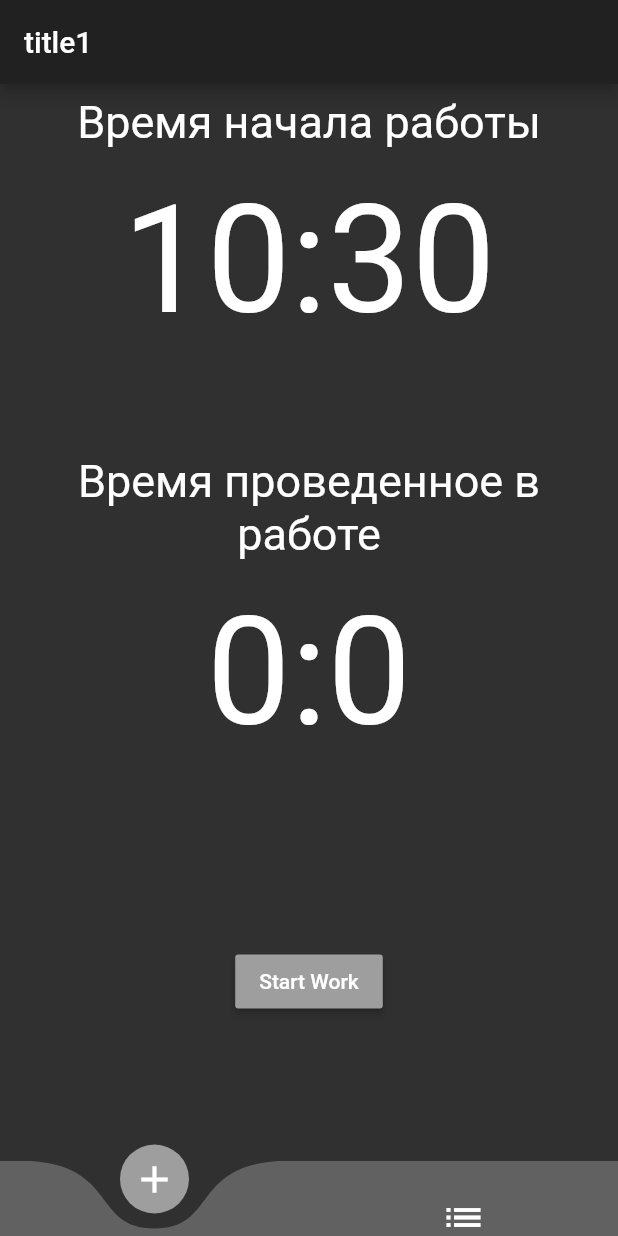
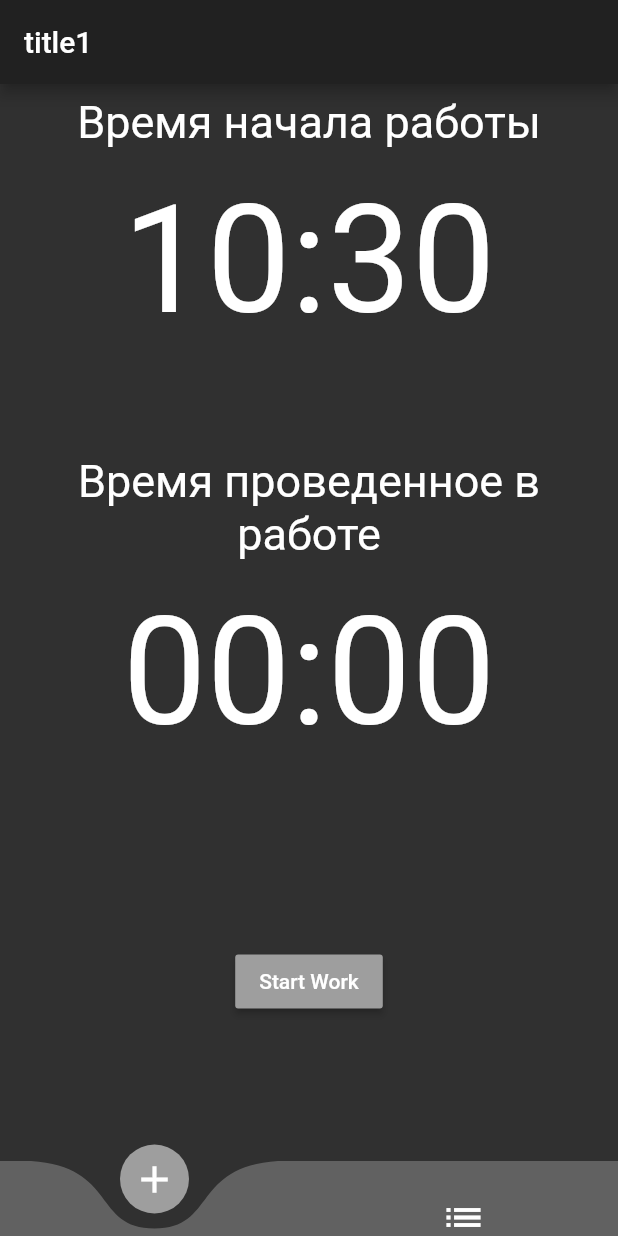
Before and after one commit to Evgenestan/timerforeyes, a Flutter app: the screen it shows after launch, after a tap on "Start Work", on a phone screen of 412 x 824 dp. Run offline on Flutter 3.47's test engine with Material 2 defaults, Android fonts, the phone set to English and light mode, and no system bars; drawn by our look-alikes of curved_navigation_bar; our stand-ins replace flutter_local_notifications; missing offline and left inert: android_alarm_manager.

Commit message:
Исправлены ошибки навигации

```diff
--- a/lib/MyHomePage.dart
+++ b/lib/MyHomePage.dart
@@ -1,43 +1,35 @@
 import 'dart:async';
-
 
 import 'package:flutter/cupertino.dart';
 import 'package:flutter/material.dart';
+import 'package:intl/intl.dart';
 
-
-
-
+import 'StreamCreater.dart';
+import 'android_alarm_manager.dart';
 import 'global_variable.dart';
 import 'theme.dart';
 
-
+// Збс, что стейт - приватный класс (начинается с _)
+// Но иногда может быть так, что стейт будет публичным, тогда его внутренности необходимо делать приватными, а публичными оставлять лишь то, что ты явно хочешь оставить доступным снаружи
 class MyHomePage extends StatefulWidget {
-
-  MyHomePage({Key key}) : super(key: key);
-
-
+  @override
   @override
   _MyHomePageState createState() => _MyHomePageState();
 }
 
-// Збс, что стейт - приватный класс (начинается с _)
-// Но иногда может быть так, что стейт будет публичным, тогда его внутренности необходимо делать приватными, а публичными оставлять лишь то, что ты явно хочешь оставить доступным снаружи
 class _MyHomePageState extends State<MyHomePage> {
   bool firstRun = true;
   Timer timer;
+  var returnMinuteVar;
 
   //DateTime time = DateTime.now();
 
   @override
   Widget build(BuildContext context) {
     return Scaffold(
-      key: GlobalKey(),
       appBar: AppBar(
         title: Text('title1'),
-
       ),
-
-
       body: Column(
         children: <Widget>[
           Expanded(
@@ -60,7 +52,7 @@ class _MyHomePageState extends State<MyHomePage> {
                     padding: EdgeInsets.all(8),
                     child: Center(
                       child: Text(
-                        '$hourStart:$minuteStart',
+                        '$startWorkTime',
                         style: TextStyle(
                           fontSize: 100,
                         ),
@@ -91,12 +83,28 @@ class _MyHomePageState extends State<MyHomePage> {
                   child: Padding(
                     padding: EdgeInsets.all(8),
                     child: Center(
-                      child: Text(
-                        '$hour:$minute',
-                        style: TextStyle(
-                          fontSize: 100,
-                        ),
-                        textAlign: TextAlign.center,
+                      child: StreamBuilder<int>(
+                        stream: StreamCreater(),
+                        builder: (context, snapshot) {
+                          switch (snapshot.connectionState) {
+                            case ConnectionState.active:
+                              return Text(
+                                '$hour',
+                                style: TextStyle(
+                                  fontSize: 100,
+                                ),
+                                textAlign: TextAlign.center,
+                              );
+                            default:
+                              return Text(
+                                '$hour',
+                                style: TextStyle(
+                                  fontSize: 100,
+                                ),
+                                textAlign: TextAlign.center,
+                              );
+                          }
+                        },
                       ),
                     ),
                   ),
@@ -111,10 +119,8 @@ class _MyHomePageState extends State<MyHomePage> {
                 child: Center(
                   child: RaisedButton(
                       color: buttonBackgroundColor,
-
-                      onPressed: () async { onPressButton(); },
-                      // Аналогично
-                      onLongPress: () { onLongPressButton(); },
+                      onPressed: onPressButton,
+                      onLongPress: onLongPressButton,
                       child: Text('Start Work')),
                 ),
               ),
@@ -125,52 +131,34 @@ class _MyHomePageState extends State<MyHomePage> {
     );
   }
 
-  // camelCase! -> startWork
-  // The callback for our alarm
-
-  void onPressButton() {
 
 
-    print('presed');
-    if (timer == null) {
-      //startAlarm();
-      callbackAlarm();
-    }
+  void setStartWorkTime() {
+    setState(() {
+      var tempTime = DateTime.now();
+      startWorkTime = DateFormat.Hm().format(tempTime);
+    });
+  }
 
-
-  }
   void onLongPressButton() {
-    if (timer != null) {
-      timer.cancel();
-      timer = null;
+    if(timerOff) {
+      setState(() {
+        startWorkTime = '00:00';
+        hour = '00:00';
+      });
     } else {
-      setState(() {
-        minute = 0;
-        hour = 0;
-        print('obnulai $minute');
-      });
+      timerOff = true;
     }
   }
 
-  void callbackAlarm() {
-    var timeStart = DateTime.now().millisecondsSinceEpoch;
-    setState(() {
-      minuteStart = DateTime.now().minute;
-      hourStart = DateTime.now().hour;
-      print('${minuteStart/1000}');
-    });
+  void onPressButton() {
+    print('presed');
+    if (timerOff) {
+      timeStart = DateTime.now().millisecondsSinceEpoch;
+      timerOff = false;
 
-    timer = Timer.periodic(const Duration(seconds: 5), (timer) {
-      print('Before setState');
-      setState(() {
-        print('setState');
-
-        var timenow = ((DateTime.now().millisecondsSinceEpoch - timeStart)/(1000*60));
-
-        minute = timenow.toInt();//DateTime.now().minute - minuteStart;
-
-
-    });
-  });
+      startAlarm();
+      setStartWorkTime();
     }
+  }
 }
--- /dev/null
+++ b/lib/StreamCreater.dart
@@ -0,0 +1,55 @@
+import 'dart:async';
+
+
+import 'package:intl/intl.dart';
+
+import 'global_variable.dart';
+
+
+
+Stream<int> StreamCreater() {
+  StreamController<int> controller;
+
+  Timer timer;
+
+
+  void startTimer() {
+    controller.sink.add(minute);
+    timer = Timer.periodic(const Duration(seconds: 5), (timer) {
+      if (timerOff) {
+
+      } else {
+        print('ReturnMinute');
+
+
+        minute = (DateTime.now().millisecondsSinceEpoch - timeStart) + hour23;
+        print('$minute');
+        var tempTime = DateTime.fromMillisecondsSinceEpoch(minute);
+        hour = DateFormat.Hm().format(tempTime);
+        print('$hour');
+
+
+
+        //DateTime.now().minute - minuteStart;
+        controller.sink.add(minute);
+      }
+
+
+    });
+  }
+
+  void stopTimer() {
+    if (timer != null) {
+      timer.cancel();
+      timer = null;
+    }
+  }
+
+  controller = StreamController<int>(
+      onListen: startTimer,
+      onPause: stopTimer,
+      onResume: startTimer,
+      onCancel: stopTimer);
+
+  return controller.stream;
+}
--- a/lib/global_variable.dart
+++ b/lib/global_variable.dart
@@ -1,13 +1,18 @@
 import 'dart:async';
+
+var timeStart = DateTime.now().millisecondsSinceEpoch;
 
 bool checkNotification = true;
 
-int hour = 0;
-int hourStart = 0;
+bool firstRun = true;
+
+String hour = '00:00';
+int hour23 = 75600100;
 int hourTempStart = 0;
 
 int minute = 0;
-int minuteStart = 0;
-bool firstRun = true;
+
+String startWorkTime = '00:00';
 Timer timer;
+bool timerOff = true;
 //int pageIndex = 0;
--- a/lib/main.dart
+++ b/lib/main.dart
@@ -33,19 +33,13 @@ class BottomNavBar extends StatefulWidget {
 
 class _BottomNavBarState extends State<BottomNavBar> {
 
-  int pageIndex = 0;
-  static final Key key2 = GlobalKey();
-  @override
-  void initState() {
-
-    super.initState();
-    print('$key2');
 
 
-  }
+  int pageIndex = 0;
 
 
-  final MyHomePage _home = MyHomePage(key: key2);
+
+  MyHomePage get _home => MyHomePage();
   final SecondPage _second = SecondPage();
 
 
@@ -61,7 +55,6 @@ class _BottomNavBarState extends State<BottomNavBar> {
       default: return null;
     }
   }
-
 
 
 
@@ -88,6 +81,7 @@ class _BottomNavBarState extends State<BottomNavBar> {
             });
           },
         ),
+
         body: Container(
           child: _showPage,
         ));
--- a/pubspec.yaml
+++ b/pubspec.yaml
@@ -21,6 +21,7 @@ environment:
   sdk: ">=2.7.0 <3.0.0"
 
 dependencies:
+  intl: ^0.16.1
   curved_navigation_bar: ^0.3.2
   vibration: ^1.2.4
   flutter_local_notifications: ^1.4.3
```
Also changed, not shown: lib/SecondPage.dart (+1 -73 lines), pubspec.lock.
